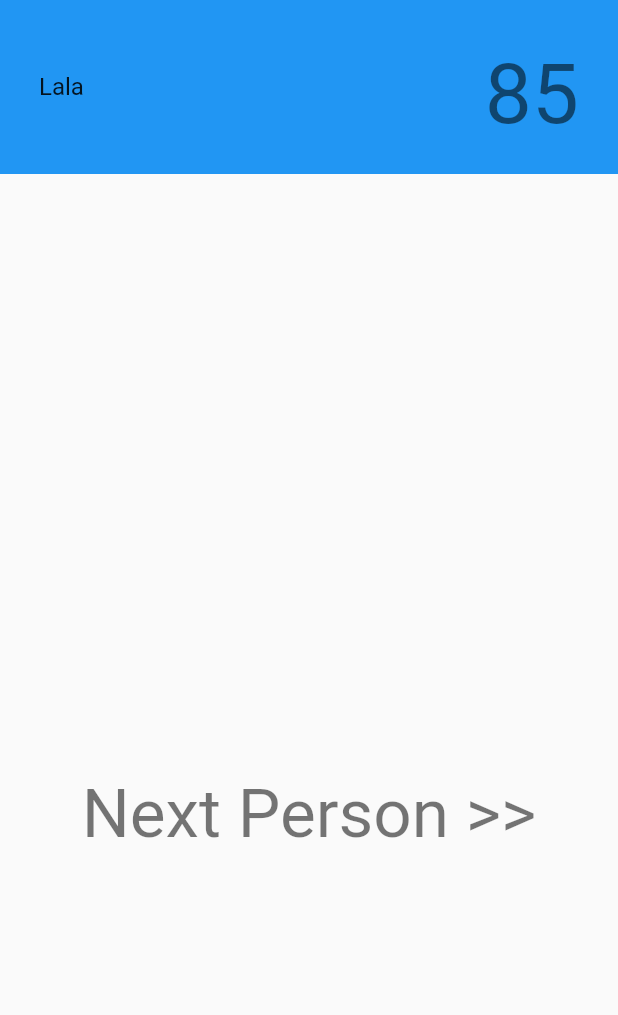
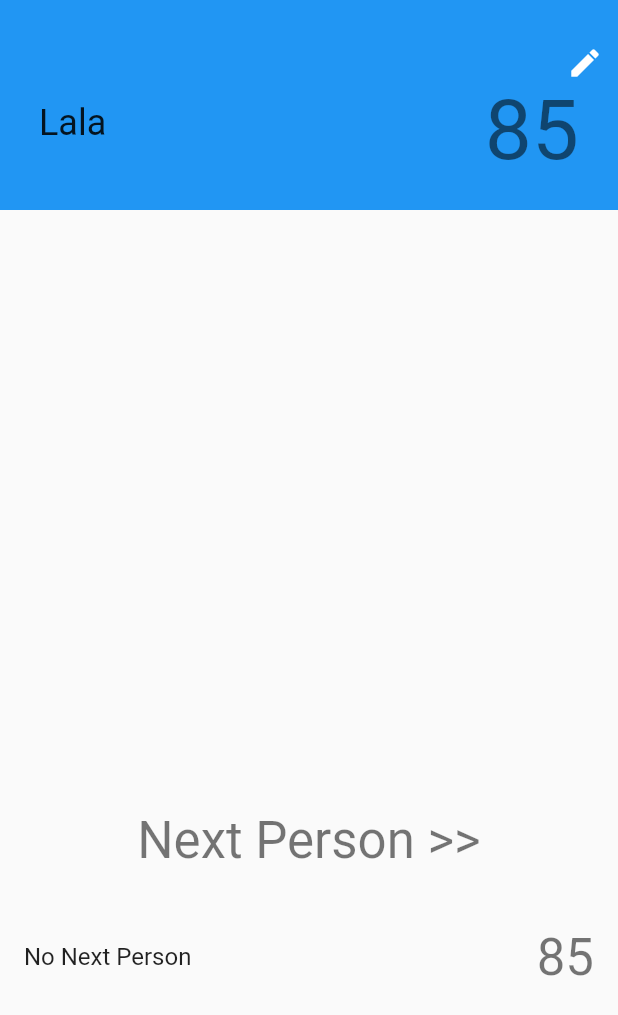
Before and after one commit to Potsathorn/MyList-Exam, a Flutter app: the screen it shows after launch, after a tap on an icon or button, on a phone screen of 412 x 824 dp. Shown: the top 1015 px of the screen. Run offline on Flutter 3.47's test engine with Material 2 defaults, Android fonts, the phone set to English and light mode, and no system bars.

Commit message:
Show Next Person

```diff
--- a/lib/Pages/Home.dart
+++ b/lib/Pages/Home.dart
@@ -7,6 +7,13 @@ class Person {
   Person(this.name, this.score);
 }
 
+class PassingData {
+  Person personWhoClicked;
+  List<Person> allPerson = [];
+
+  PassingData(this.personWhoClicked, this.allPerson);
+}
+
 class HomePage extends StatelessWidget {
   List<Person> personList = [
     Person("Tinky Winky", 80),
@@ -14,6 +21,7 @@ class HomePage extends StatelessWidget {
     Person("Lala", 85),
     Person("Po", 60),
   ];
+
   @override
   Widget build(BuildContext context) {
     return Scaffold(
@@ -28,8 +36,9 @@ class HomePage extends StatelessWidget {
                 "${personList[0].score}",
                 style: Theme.of(context).textTheme.headline3,
               ),
-              onTap: (){
-                Navigator.pushNamed(context, "/showDtail_page",arguments: personList[0]);
+              onTap: () {
+                Navigator.pushNamed(context, "/showDtail_page",
+                    arguments: PassingData(personList[0], personList));
               },
             ),
             ListTile(
@@ -39,7 +48,8 @@ class HomePage extends StatelessWidget {
                 style: Theme.of(context).textTheme.headline3,
               ),
               onTap: () {
-                Navigator.pushNamed(context, "/showDtail_page",arguments: personList[1]);
+                Navigator.pushNamed(context, "/showDtail_page",
+                    arguments: PassingData(personList[1], personList));
               },
             ),
             ListTile(
@@ -49,7 +59,8 @@ class HomePage extends StatelessWidget {
                 style: Theme.of(context).textTheme.headline3,
               ),
               onTap: () {
-                Navigator.pushNamed(context, "/showDtail_page",arguments: personList[2]);
+                Navigator.pushNamed(context, "/showDtail_page",
+                    arguments: PassingData(personList[2], personList));
               },
             ),
             ListTile(
@@ -59,7 +70,8 @@ class HomePage extends StatelessWidget {
                 style: Theme.of(context).textTheme.headline3,
               ),
               onTap: () {
-                Navigator.pushNamed(context, "/showDtail_page",arguments: personList[3]);
+                Navigator.pushNamed(context, "/showDtail_page",
+                    arguments: PassingData(personList[3], personList));
               },
             ),
           ],
--- a/lib/Pages/Show_Detail.dart
+++ b/lib/Pages/Show_Detail.dart
@@ -12,8 +12,45 @@ class ShowDetail extends StatefulWidget {
 class _ShowDetailState extends State<ShowDetail> {
   @override
   Widget build(BuildContext context) {
-    var person = Person(null, null);
-    person = ModalRoute.of(context).settings.arguments;
+    //var person = Person(null, null);
+    final PassingData args = ModalRoute.of(context).settings.arguments;
+
+    Person findNextPerson() {
+      List<Person> higherScore = [];
+      int maxScore = args.allPerson[0].score;
+      for (var k in args.allPerson) {
+        if (k.score >= maxScore) {
+          maxScore = k.score;
+        }
+      }
+
+      while (args.personWhoClicked.score != maxScore) {
+        for (var i in args.allPerson) {
+          if (i.score > args.personWhoClicked.score) {
+            higherScore.add(i);
+          }
+        }
+
+        int minScore = higherScore[0].score;
+        Person personNext;
+
+        for (var j in higherScore) {
+          if (j.score <= minScore) {
+            minScore = j.score;
+            personNext = j;
+          }
+        }
+
+        return personNext;
+      }
+
+      return Person("No Next Person", args.personWhoClicked.score);
+    }
+
+    //  List<Person> allPerson = [];
+    Person nextPerson = findNextPerson();
+
+    //person = ModalRoute.of(context).settings.arguments;
     return Scaffold(
       // appBar: AppBar(
       //   title: Text("Show Detail"),
@@ -23,24 +60,47 @@ class _ShowDetailState extends State<ShowDetail> {
           Container(
             color: Colors.blue,
             child: Padding(
-              padding: const EdgeInsets.fromLTRB(10,30, 10, 30),
-              child: ListTile(
-                title: Text(person.name),
-                trailing: Text(
-                  "${person.score}",
-                  style: Theme.of(context).textTheme.headline2,
-                ),
+              padding: const EdgeInsets.fromLTRB(10, 30, 10, 30),
+              child: Column(
+                children: [
+                  Row(
+                    mainAxisAlignment: MainAxisAlignment.end,
+                    children: [
+                      Icon(
+                        Icons.edit,
+                        color: Colors.white,
+                      )
+                    ],
+                  ),
+                  ListTile(
+                    title: Text(
+                      args.personWhoClicked.name,
+                      style: Theme.of(context).textTheme.headline5,
+                    ),
+                    trailing: Text(
+                      "${args.personWhoClicked.score}",
+                      style: Theme.of(context).textTheme.headline2,
+                    ),
+                  ),
+                ],
               ),
             ),
           ),
           Padding(
-            padding: const EdgeInsets.fromLTRB(10,400, 10, 30),
+            padding: const EdgeInsets.fromLTRB(10, 400, 10, 30),
             child: Center(
                 child: Text(
               "Next Person >>",
-              style: Theme.of(context).textTheme.headline3,
+              style: Theme.of(context).textTheme.headline4,
             )),
-          )
+          ),
+          ListTile(
+            title: Text(nextPerson.name),
+            trailing: Text(
+              "${nextPerson.score}",
+              style: Theme.of(context).textTheme.headline4,
+            ),
+          ),
         ],
       ),
       // appBar: AppBar(
--- /dev/null
+++ b/lib/Pages/test.dart
@@ -0,0 +1,8 @@
+import 'package:MyList/Pages/Home.dart';
+
+class ScreenArguments {
+  Person personWhoClicked;
+  List<Person> allPerson = [];
+
+  ScreenArguments(this.personWhoClicked, this.allPerson);
+}
```
